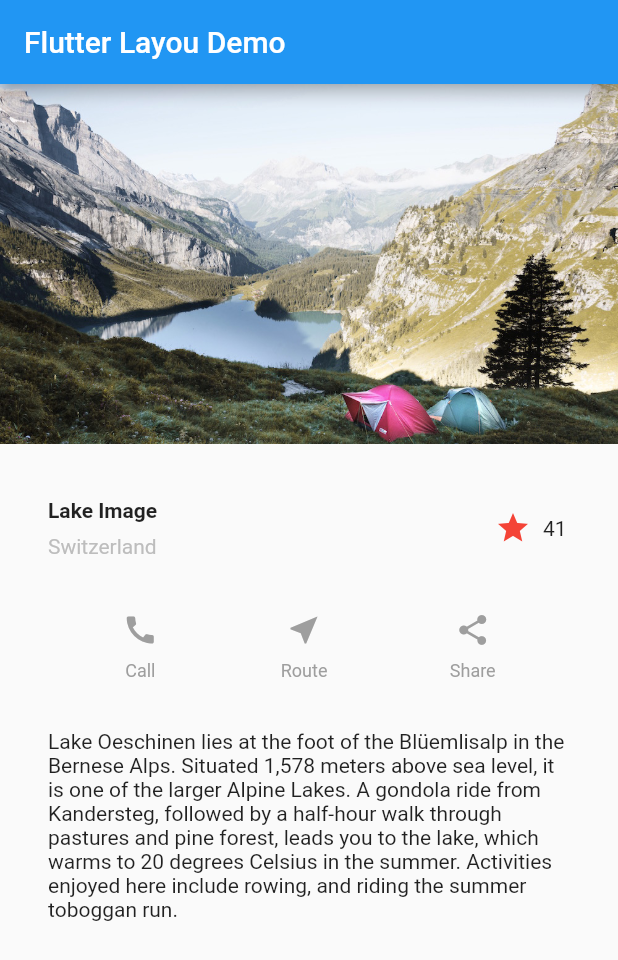
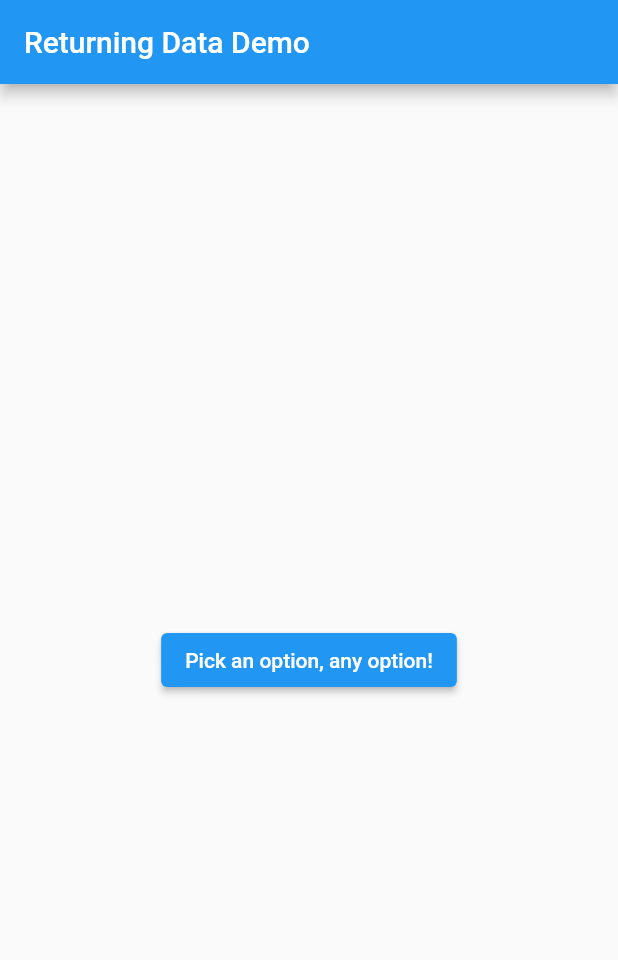
Before and after one commit to Aurelien-jcb/flutter_docs_tutorials, a Flutter app: the screen it shows after launch, on a phone screen of 412 x 824 dp. Shown: the top 960 px of the screen. Run offline on Flutter 3.47's test engine with Material 2 defaults, Android fonts, the phone set to English and light mode, and no system bars.

Commit message:
tutorial 4 init

```diff
--- a/lib/main.dart
+++ b/lib/main.dart
@@ -1,147 +1,95 @@
 import 'package:flutter/material.dart';
-import 'package:flutter_layout_1/widget/favorite_widget.dart';
 
 void main() {
-  runApp(const HeroApp());
+  runApp(
+    const MaterialApp(
+      title: 'Returning Data',
+      home: HomeScreen(),
+    ),
+  );
 }
 
-class HeroApp extends StatelessWidget {
-  const HeroApp({Key? key}) : super(key: key);
-
-  @override
-  Widget build(BuildContext context) {
-    return const MaterialApp(
-      title: 'Flutter Layout Demo',
-      home: MainSection(),
-    );
-  }
-}
-
-class MainSection extends StatelessWidget {
-  const MainSection({Key? key}) : super(key: key);
+class HomeScreen extends StatelessWidget {
+  const HomeScreen({Key? key}) : super(key: key);
 
   @override
   Widget build(BuildContext context) {
     return Scaffold(
       appBar: AppBar(
-        title: const Text('Flutter Layou Demo'),
+        title: const Text('Returning Data Demo'),
       ),
-      body: ListView(
-        children: [
-          GestureDetector(
-            onTap: () {
-              Navigator.push(
-                context,
-                MaterialPageRoute(
-                  builder: (context) {
-                    return const DetailScreen();
-                  },
-                ),
-              );
-            },
-            child: Image.asset(
-              'assets/images/lake.jpg',
-              width: 600,
-              height: 240,
-              fit: BoxFit.cover,
-            ),
-          ),
-          titleSection,
-          buttonSection,
-          textSection
-        ],
+      body: const Center(
+        child: SelectionButton(),
       ),
     );
   }
 }
 
-Widget titleSection = Container(
-  padding: const EdgeInsets.all(32),
-  child: Row(
-    children: [
-      Expanded(
-        child: Column(
-          crossAxisAlignment: CrossAxisAlignment.start,
-          children: [
-            Container(
-              padding: const EdgeInsets.only(bottom: 8),
-              child: const Text(
-                'Lake Image',
-                style: TextStyle(fontWeight: FontWeight.bold),
-              ),
-            ),
-            Text(
-              'Switzerland',
-              style: TextStyle(color: Colors.grey[400]),
-            )
-          ],
-        ),
-      ),
-      const FavoriteWidget(),
-    ],
-  ),
-);
+class SelectionButton extends StatelessWidget {
+  const SelectionButton({Key? key}) : super(key: key);
 
-Column _buildButtonColumn(Color color, IconData icon, String label) {
-  return Column(
-    mainAxisSize: MainAxisSize.min,
-    mainAxisAlignment: MainAxisAlignment.center,
-    children: [
-      Icon(icon, color: color),
-      Container(
-        margin: const EdgeInsets.only(top: 8),
-        child: Text(
-          label,
-          style: TextStyle(
-            fontSize: 12,
-            fontWeight: FontWeight.w400,
-            color: color,
-          ),
-        ),
-      )
-    ],
+  @override
+  Widget build(BuildContext context) {
+    return ElevatedButton(
+      onPressed: () {
+        _navigateAndDisplaySelection(context);
+      },
+      child: const Text('Pick an option, any option!'),
     );
   }
 
-Color color = Colors.grey;
-
-Widget buttonSection = Row(
-  mainAxisAlignment: MainAxisAlignment.spaceEvenly,
-  children: [
-    _buildButtonColumn(color, Icons.call, 'Call'),
-    _buildButtonColumn(color, Icons.near_me, 'Route'),
-    _buildButtonColumn(color, Icons.share, 'Share'),
-  ],
+  // A method that launches the SelectionScreen and awaits the result from
+  // Navigator.pop.
+  void _navigateAndDisplaySelection(BuildContext context) async {
+    // Navigator.push returns a Future that completes after calling
+    // Navigator.pop on the Selection Screen.
+    final result = await Navigator.push(
+      context,
+      MaterialPageRoute(builder: (context) => const SelectionScreen()),
     );
 
-Widget textSection = const Padding(
-  padding: EdgeInsets.all(32),
-  child: Text(
-    'Lake Oeschinen lies at the foot of the Blüemlisalp in the Bernese '
-    'Alps. Situated 1,578 meters above sea level, it is one of the '
-    'larger Alpine Lakes. A gondola ride from Kandersteg, followed by a '
-    'half-hour walk through pastures and pine forest, leads you to the '
-    'lake, which warms to 20 degrees Celsius in the summer. Activities '
-    'enjoyed here include rowing, and riding the summer toboggan run.',
-    softWrap: true,
-  ),
-);
+    // After the Selection Screen returns a result, hide any previous snackbars
+    // and show the new result.
+    ScaffoldMessenger.of(context)
+      ..removeCurrentSnackBar()
+      ..showSnackBar(SnackBar(content: Text('$result')));
+  }
+}
 
-class DetailScreen extends StatelessWidget {
-  const DetailScreen({Key? key}) : super(key: key);
+class SelectionScreen extends StatelessWidget {
+  const SelectionScreen({Key? key}) : super(key: key);
 
   @override
   Widget build(BuildContext context) {
     return Scaffold(
-      body: GestureDetector(
-        onTap: () {
-          Navigator.pop(context);
+      appBar: AppBar(
+        title: const Text('Pick an option'),
+      ),
+      body: Center(
+        child: Column(
+          mainAxisAlignment: MainAxisAlignment.center,
+          children: <Widget>[
+            Padding(
+              padding: const EdgeInsets.all(8.0),
+              child: ElevatedButton(
+                onPressed: () {
+                  // Close the screen and return "Yep!" as the result.
+                  Navigator.pop(context, 'Yep!');
                 },
-        child: Center(
-          child: Hero(
-            tag: 'imageHero',
-            child: Image.asset('assets/images/lake.jpg'),
+                child: const Text('Yep!'),
               ),
+            ),
+            Padding(
+              padding: const EdgeInsets.all(8.0),
+              child: ElevatedButton(
+                onPressed: () {
+                  // Close the screen and return "Nope." as the result.
+                  Navigator.pop(context, 'Nope.');
+                },
+                child: const Text('Nope.'),
+              ),
+            )
+          ],
         ),
       ),
     );
```
Also changed, not shown: 1 other file. Lines whose indentation alone changed are shown as unchanged.
